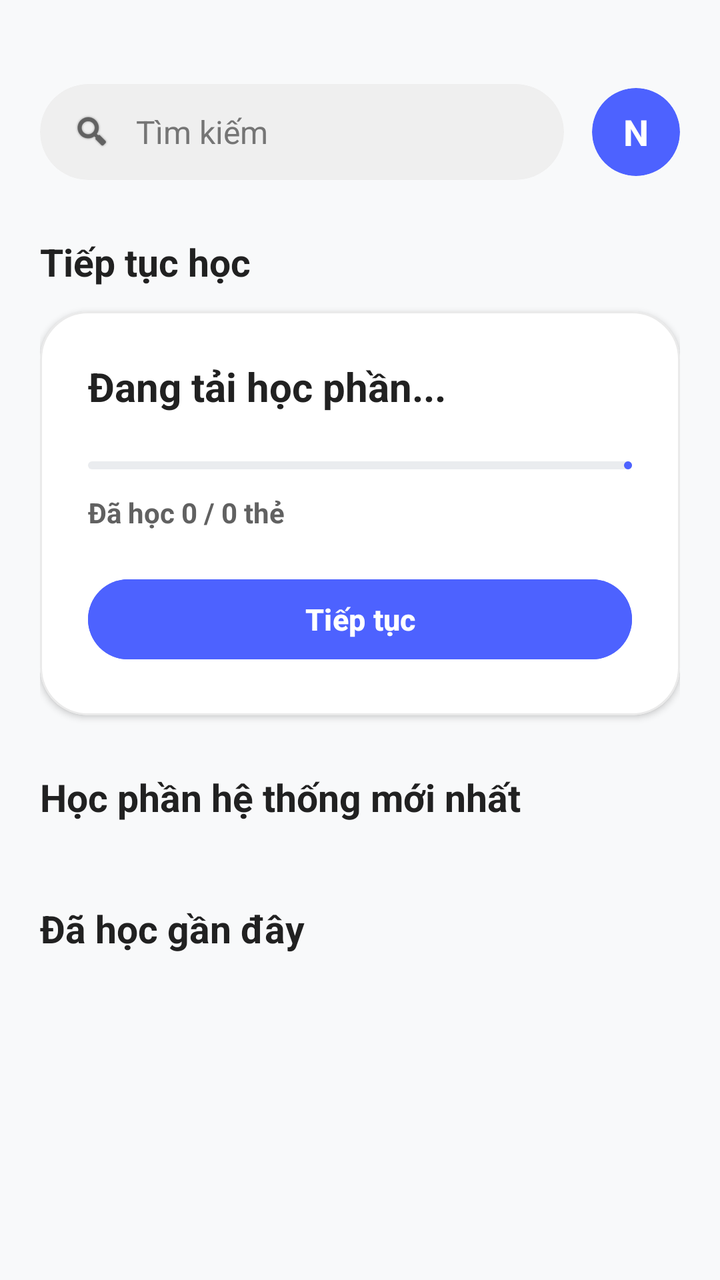
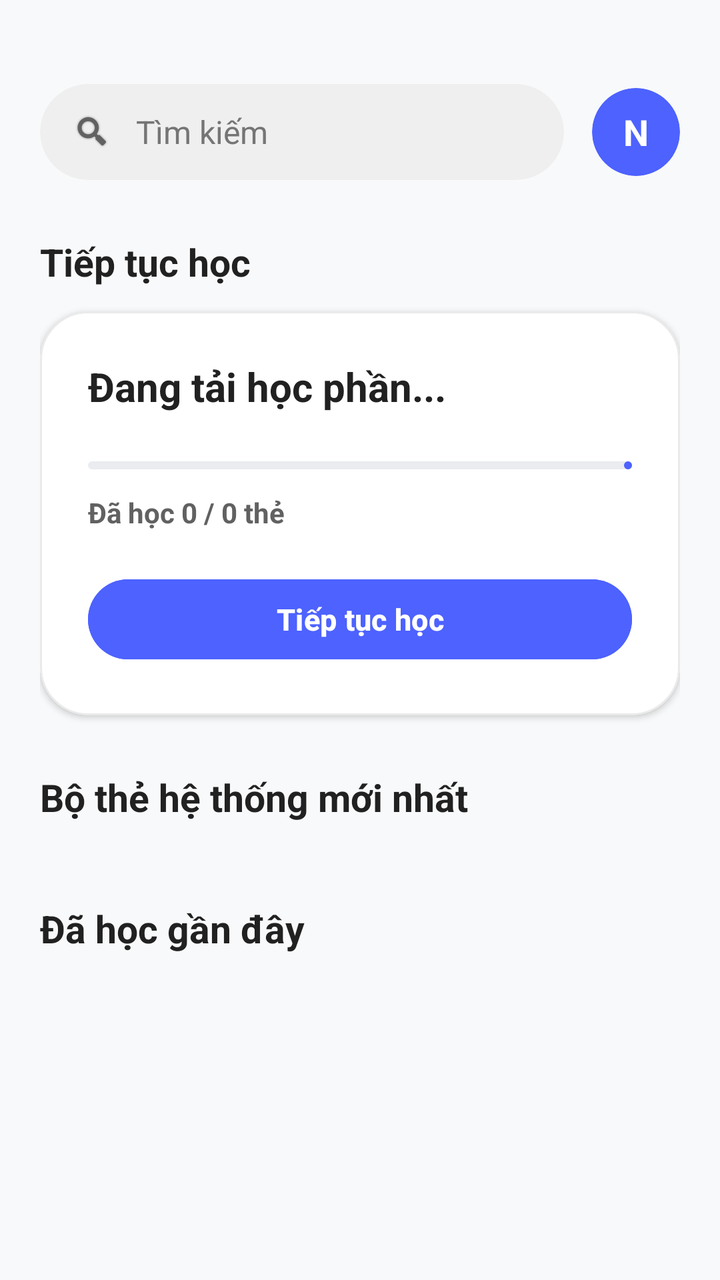

An Android layout rendered at two revisions. The XML below is the earlier revision; the diff shows what the commit changed to produce the second picture.
<!-- AndroidManifest.xml: application theme Theme.FlashcardApp -->
<!-- res/layout/fragment_home.xml -->
<?xml version="1.0" encoding="utf-8"?>
<androidx.core.widget.NestedScrollView
    xmlns:android="http://schemas.android.com/apk/res/android"
    xmlns:app="http://schemas.android.com/apk/res-auto"
    android:layout_width="match_parent"
    android:layout_height="match_parent"
    android:background="#F8F9FA"
    android:fillViewport="true">

    <LinearLayout
        android:layout_width="match_parent"
        android:layout_height="wrap_content"
        android:orientation="vertical"
        android:padding="20dp">

        <RelativeLayout
            android:layout_width="match_parent"
            android:layout_height="wrap_content"
            android:layout_marginTop="22dp">

            <com.google.android.material.card.MaterialCardView
                android:id="@+id/cardSearchBarWrapper"
                android:layout_width="match_parent"
                android:layout_height="48dp"
                android:layout_toStartOf="@+id/cardUserAvatarWrapper"
                android:layout_marginEnd="14dp"
                android:layout_centerVertical="true"
                app:cardCornerRadius="24dp"
                app:cardElevation="0dp"
                app:strokeWidth="0dp"
                app:cardBackgroundColor="#EFEFEF">

                <LinearLayout
                    android:layout_width="match_parent"
                    android:layout_height="match_parent"
                    android:gravity="center_vertical"
                    android:paddingHorizontal="16dp">

                    <ImageView
                        android:layout_width="20dp"
                        android:layout_height="20dp"
                        android:src="@android:drawable/ic_search_category_default"
                        app:tint="#616161"/>

                    <EditText
                        android:id="@+id/edtHomeSearch"
                        android:layout_width="match_parent"
                        android:layout_height="match_parent"
                        android:layout_marginStart="12dp"
                        android:background="@null"
                        android:hint="Tìm kiếm"
                        android:textColor="#212121"
                        android:textColorHint="#757575"
                        android:textSize="16sp"
                        android:inputType="text"
                        android:importantForAutofill="no"/>
                </LinearLayout>
            </com.google.android.material.card.MaterialCardView>

            <com.google.android.material.card.MaterialCardView
                android:id="@+id/cardUserAvatarWrapper"
                android:layout_width="44dp"
                android:layout_height="44dp"
                android:layout_alignParentEnd="true"
                android:layout_centerVertical="true"
                app:cardCornerRadius="22dp"
                app:cardElevation="0dp"
                app:strokeWidth="0dp"
                app:cardBackgroundColor="#4D62FF"
                android:clickable="true"
                android:focusable="true"
                android:background="?attr/selectableItemBackground">

                <TextView
                    android:id="@+id/txtAvatarLetter"
                    android:layout_width="match_parent"
                    android:layout_height="match_parent"
                    android:gravity="center"
                    android:text="N"
                    android:textColor="#FFFFFF"
                    android:textSize="18sp"
                    android:textStyle="bold"/>
            </com.google.android.material.card.MaterialCardView>
        </RelativeLayout>

        <TextView
            android:id="@+id/lblContinueStudy"
            android:layout_width="wrap_content"
            android:layout_height="wrap_content"
            android:layout_marginTop="28dp"
            android:text="Tiếp tục học"
            android:textSize="19sp"
            android:textStyle="bold"
            android:textColor="#212121"/>

        <com.google.android.material.card.MaterialCardView
            android:id="@+id/cardContinueStudy"
            android:layout_width="match_parent"
            android:layout_height="wrap_content"
            android:layout_marginTop="12dp"
            app:cardCornerRadius="24dp"
            app:cardElevation="2dp"
            app:cardBackgroundColor="#FFFFFF"
            app:strokeWidth="1dp"
            app:strokeColor="#EAEAEA">

            <LinearLayout
                android:layout_width="match_parent"
                android:layout_height="wrap_content"
                android:orientation="vertical"
                android:padding="24dp">

                <TextView
                    android:id="@+id/txtContinueDeckTitle"
                    android:layout_width="match_parent"
                    android:layout_height="wrap_content"
                    android:text="Đang tải học phần..."
                    android:textSize="20sp"
                    android:textStyle="bold"
                    android:textColor="#212121"
                    android:maxLines="2"
                    android:ellipsize="end"/>

                <com.google.android.material.progressindicator.LinearProgressIndicator
                    android:id="@+id/progressHomeDeck"
                    android:layout_width="match_parent"
                    android:layout_height="8dp"
                    android:layout_marginTop="24dp"
                    app:trackCornerRadius="4dp"
                    app:trackColor="#EAECEF"
                    app:indicatorColor="#4D62FF"/>

                <TextView
                    android:id="@+id/txtContinueProgressIndicator"
                    android:layout_width="wrap_content"
                    android:layout_height="wrap_content"
                    android:layout_marginTop="12dp"
                    android:text="Đã học 0 / 0 thẻ"
                    android:textSize="14sp"
                    android:textColor="#616161"
                    android:textStyle="bold"/>

                <Button
                    android:id="@+id/btnHomeContinueAction"
                    android:layout_width="match_parent"
                    android:layout_height="48dp"
                    android:layout_marginTop="20dp"
                    android:text="Tiếp tục"
                    android:textAllCaps="false"
                    android:textSize="15sp"
                    android:textStyle="bold"
                    android:backgroundTint="#4D62FF"
                    android:textColor="#FFFFFF"
                    app:cornerRadius="24dp"/>
            </LinearLayout>
        </com.google.android.material.card.MaterialCardView>

        <TextView
            android:id="@+id/lblAdminGlobalDecks"
            android:layout_width="wrap_content"
            android:layout_height="wrap_content"
            android:layout_marginTop="28dp"
            android:text="Học phần hệ thống mới nhất"
            android:textSize="19sp"
            android:textStyle="bold"
            android:textColor="#212121"/>

        <androidx.recyclerview.widget.RecyclerView
            android:id="@+id/rvAdminGlobalDecks"
            android:layout_width="match_parent"
            android:layout_height="wrap_content"
            android:layout_marginTop="12dp"
            android:nestedScrollingEnabled="false"/>

        <TextView
            android:id="@+id/lblRecentUserDecks"
            android:layout_width="wrap_content"
            android:layout_height="wrap_content"
            android:layout_marginTop="28dp"
            android:text="Đã học gần đây"
            android:textSize="19sp"
            android:textStyle="bold"
            android:textColor="#212121"/>

        <androidx.recyclerview.widget.RecyclerView
            android:id="@+id/rvRecentUserDecks"
            android:layout_width="match_parent"
            android:layout_height="wrap_content"
            android:layout_marginTop="12dp"
            android:nestedScrollingEnabled="false"/>

    </LinearLayout>
</androidx.core.widget.NestedScrollView>
<!-- resources referenced by this layout -->
<resources>
  <style name="Theme.FlashcardApp" parent="Base.Theme.FlashcardApp" />
  <style name="Base.Theme.FlashcardApp" parent="Theme.Material3.DayNight.NoActionBar">
          
          
      </style>
</resources>

<!-- the commit's change to res/layout/fragment_home.xml (unified diff, before → after) -->
@@ -145,7 +145,7 @@
                     android:layout_width="match_parent"
                     android:layout_height="48dp"
                     android:layout_marginTop="20dp"
-                    android:text="Tiếp tục"
+                    android:text="Tiếp tục học"
                     android:textAllCaps="false"
                     android:textSize="15sp"
                     android:textStyle="bold"
@@ -160,7 +160,7 @@
             android:layout_width="wrap_content"
             android:layout_height="wrap_content"
             android:layout_marginTop="28dp"
-            android:text="Học phần hệ thống mới nhất"
+            android:text="Bộ thẻ hệ thống mới nhất"
             android:textSize="19sp"
             android:textStyle="bold"
             android:textColor="#212121"/>
